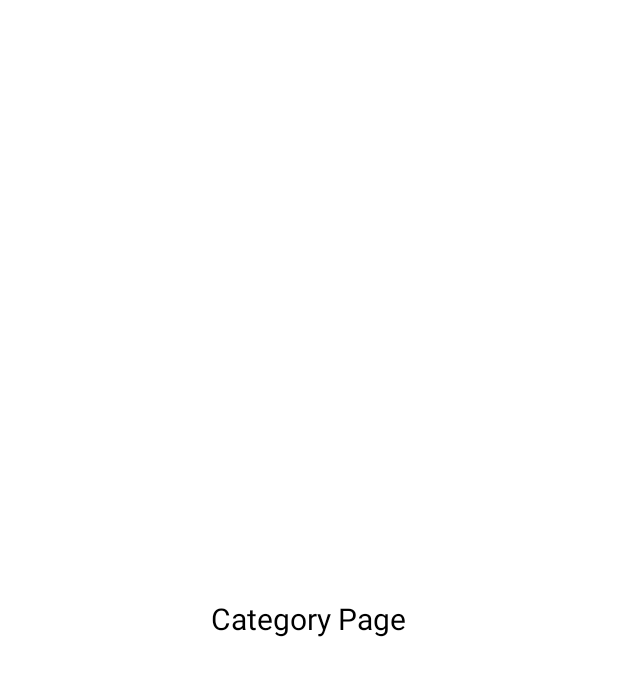
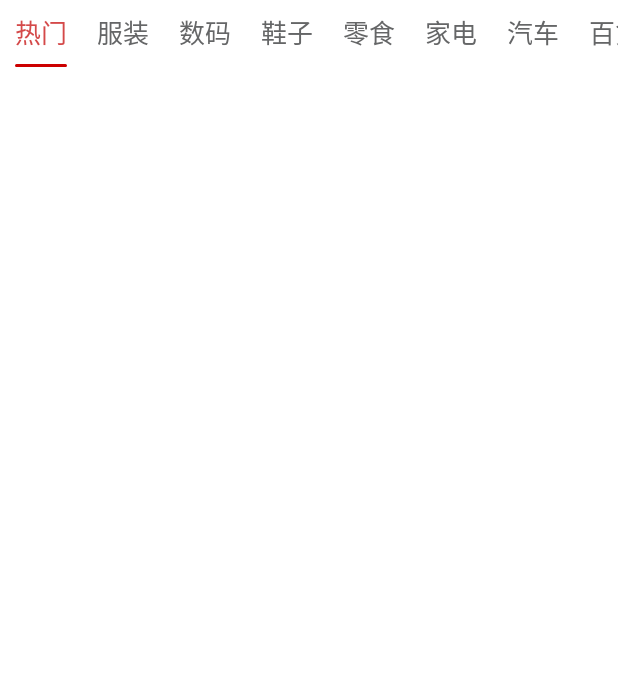
Before and after one commit to simonyang81/practice-andr, an Android app: the fragment CategoryFragment shown on its own in the app's theme, on a phone screen of 412 x 824 dp. Shown: the top 676 px of the screen. Run offline under Robolectric (Android 15) with nearby library versions, the phone set to English and light mode, and no system bars.

Commit message:
添加顶部导航组件 和 使用demo

```diff
--- a/app/src/main/java/smn/practice/practice/andr/ui/category/CategoryFragment.java
+++ b/app/src/main/java/smn/practice/practice/andr/ui/category/CategoryFragment.java
@@ -4,11 +4,21 @@ import android.os.Bundle;
 import android.view.LayoutInflater;
 import android.view.View;
 import android.view.ViewGroup;
+import android.widget.Toast;
 
+import java.util.*;
+
+import smn.practice.practice.andr.R;
 import smn.practice.practice.andr.databinding.FragmentCategoryBinding;
 import smn.practice.practice.common.ui.component.BaseFragment;
+import smn.practice.practice.smnui.tab.top.TabTopInfo;
+import smn.practice.practice.smnui.tab.top.TabTopLayout;
 
 public class CategoryFragment extends BaseFragment {
+
+    String[] tabs = new String[] {
+            "热门", "服装", "数码", "鞋子", "零食", "家电", "汽车", "百货", "家居", "装修", "运动"
+    };
 
     private FragmentCategoryBinding binding;
 
@@ -17,7 +27,28 @@ public class CategoryFragment extends BaseFragment {
                              Bundle savedInstanceState) {
         binding = FragmentCategoryBinding.inflate(inflater, container, false);
 
+        initTabTop();
+
         return binding.getRoot();
     }
 
+    private void initTabTop() {
+        TabTopLayout tabTopLayout = binding.tabTopLayout;
+        List<TabTopInfo<?>> infoList = new ArrayList<>();
+        int defaultColor = getResources().getColor(R.color.tab_default_color);
+        int tintColor = getResources().getColor(R.color.tab_selected_color);
+
+        for (String s: tabs) {
+            TabTopInfo<Integer> info = new TabTopInfo<>(s, defaultColor, tintColor);
+            infoList.add(info);
+        }
+
+        tabTopLayout.inflateInfo(infoList);
+        tabTopLayout.addTabSelectedChangeListener((index, preInfo, nextInfo)
+                -> Toast.makeText(CategoryFragment.this.getContext(), nextInfo.name, Toast.LENGTH_SHORT).show());
+
+        tabTopLayout.defaultSelected(infoList.get(0));
+
+    }
+
 }
--- a/app/src/main/res/layout/fragment_category.xml
+++ b/app/src/main/res/layout/fragment_category.xml
@@ -1,20 +1,22 @@
 <?xml version="1.0" encoding="utf-8"?>
-<androidx.constraintlayout.widget.ConstraintLayout
+<LinearLayout
     xmlns:android="http://schemas.android.com/apk/res/android"
-    xmlns:app="http://schemas.android.com/apk/res-auto"
     android:layout_width="match_parent"
-    android:layout_height="match_parent">
+    android:layout_height="match_parent"
+    android:orientation="vertical">
 
-    <TextView
-        android:layout_width="wrap_content"
-        android:layout_height="wrap_content"
-        android:text="Category Page"
-        android:textColor="@android:color/black"
-        android:textSize="20sp"
-        app:layout_constraintLeft_toLeftOf="parent"
-        app:layout_constraintRight_toRightOf="parent"
-        app:layout_constraintBottom_toBottomOf="parent"
-        app:layout_constraintTop_toTopOf="parent"
+
+    <smn.practice.practice.smnui.tab.top.TabTopLayout
+        android:id="@+id/tab_top_layout"
+        android:layout_width="match_parent"
+        android:layout_height="wrap_content" />
+
+    <View
+        android:layout_width="match_parent"
+        android:layout_height="0dp"
+        android:layout_weight="1"
         />
 
-</androidx.constraintlayout.widget.ConstraintLayout>
+
+
+</LinearLayout>
--- a/app/src/main/res/values/colors.xml
+++ b/app/src/main/res/values/colors.xml
@@ -11,4 +11,7 @@
     <!-- Tab Bottom Colors -->
     <color name="tab_default_color">#ff656667</color>
     <color name="tab_selected_color">#ffd44949</color>
+
+
+
 </resources>
--- a/smnui/src/main/java/smn/practice/practice/smnui/tab/bottom/TabBottomLayout.java
+++ b/smnui/src/main/java/smn/practice/practice/smnui/tab/bottom/TabBottomLayout.java
@@ -94,9 +94,9 @@ public class TabBottomLayout extends FrameLayout implements ITabLayout<TabBottom
         }
 
         selectedInfo = null;
+        addBackground();
         tabSelectedChangeListeners.removeIf(tabBottomInfoOnTabSelectedListener -> tabBottomInfoOnTabSelectedListener instanceof TabBottom);
 
-        addBackground();
         FrameLayout frameLayout = new FrameLayout(getContext());
         frameLayout.setTag(TAG_TAB_BOTTOM);
         int width = DisplayUtil.getDisplayWidthInPx(getContext()) / infoList.size();
--- /dev/null
+++ b/smnui/src/main/java/smn/practice/practice/smnui/tab/top/TabTop.java
@@ -0,0 +1,132 @@
+package smn.practice.practice.smnui.tab.top;
+
+import android.content.Context;
+import android.graphics.Color;
+import android.text.TextUtils;
+import android.util.AttributeSet;
+import android.view.LayoutInflater;
+import android.view.View;
+import android.view.ViewGroup;
+import android.widget.ImageView;
+import android.widget.RelativeLayout;
+import android.widget.TextView;
+
+import androidx.annotation.NonNull;
+
+import smn.practice.practice.smnui.R;
+import smn.practice.practice.smnui.tab.common.ITab;
+
+/**
+ * 底部tab组件
+ *
+ */
+public class TabTop extends RelativeLayout implements ITab<TabTopInfo<?>> {
+
+    private TabTopInfo<?> tabInfo;
+    private ImageView tabImageView;
+    private TextView tabNameView;
+    private View indicator;
+
+    public TabTop(Context context) {
+        this(context, null);
+    }
+
+    public TabTop(Context context, AttributeSet attrs) {
+        this(context, attrs, 0);
+    }
+
+    public TabTop(Context context, AttributeSet attrs, int defStyleAttr) {
+        super(context, attrs, defStyleAttr);
+        init();
+    }
+
+    private void init() {
+        LayoutInflater.from(getContext()).inflate(R.layout.tab_top, this);
+        tabImageView = findViewById(R.id.iv_image);
+        tabNameView = findViewById(R.id.tv_name);
+        indicator = findViewById(R.id.tab_top_indicator);
+    }
+
+    @Override
+    public void setTabInfo(@NonNull TabTopInfo<?> data) {
+        this.tabInfo = data;
+        inflateInfo(false, true);
+    }
+
+    private void inflateInfo(boolean selected, boolean init) {
+        if (tabInfo.tabType == TabTopInfo.TabType.TEXT) {
+            if (init) {
+                tabImageView.setVisibility(GONE);
+                tabNameView.setVisibility(VISIBLE);
+                if (!TextUtils.isEmpty(tabInfo.name)) {
+                    tabNameView.setText(tabInfo.name);
+                }
+            }
+
+            if (selected) {
+                indicator.setVisibility(VISIBLE);
+                tabNameView.setTextColor(getTextColor(tabInfo.tintColor));
+            } else {
+                indicator.setVisibility(GONE);
+                tabNameView.setTextColor(getTextColor(tabInfo.defaultColor));
+            }
+
+        } else if (tabInfo.tabType == TabTopInfo.TabType.BITMAP) {
+            if (init) {
+                tabImageView.setVisibility(VISIBLE);
+                tabNameView.setVisibility(GONE);
+            }
+            if (selected) {
+                tabImageView.setImageBitmap(tabInfo.selectedBitmap);
+            } else {
+                tabImageView.setImageBitmap(tabInfo.defaultBitmap);
+            }
+        }
+    }
+
+    /**
+     * 改变某个item的高度
+     *
+     */
+    @Override
+    public void resetHeight(int height) {
+        ViewGroup.LayoutParams layoutParams = getLayoutParams();
+        layoutParams.height = height;
+        setLayoutParams(layoutParams);
+        getTabNameView().setVisibility(GONE);
+    }
+
+    @Override
+    public void onTabSelectedChange(int index, @NonNull TabTopInfo<?> preInfo, @NonNull TabTopInfo<?> nextInfo) {
+        if (preInfo != tabInfo && nextInfo != tabInfo || preInfo == nextInfo) {
+            return;
+        }
+
+        inflateInfo(preInfo != tabInfo, false);
+    }
+
+    private int getTextColor(Object color) {
+        if (color instanceof String) {
+            return Color.parseColor((String) color);
+        } else {
+            return (int) color;
+        }
+    }
+
+    public TabTopInfo<?> getTabInfo() {
+        return tabInfo;
+    }
+
+    public ImageView getTabImageView() {
+        return tabImageView;
+    }
+
+    public View getIndicator() {
+        return indicator;
+    }
+
+    public TextView getTabNameView() {
+        return tabNameView;
+    }
+
+}
--- /dev/null
+++ b/smnui/src/main/java/smn/practice/practice/smnui/tab/top/TabTopInfo.java
@@ -0,0 +1,35 @@
+package smn.practice.practice.smnui.tab.top;
+
+import android.graphics.Bitmap;
+
+import androidx.fragment.app.Fragment;
+
+public class TabTopInfo<Color> {
+
+    public enum TabType {
+        BITMAP, TEXT
+    }
+
+    public Class<? extends Fragment> fragment;
+    public String name;
+    public Bitmap defaultBitmap;
+    public Bitmap selectedBitmap;
+    public Color defaultColor;
+    public Color tintColor;
+    public TabType tabType;
+
+    public TabTopInfo(String name, Bitmap defaultBitmap, Bitmap selectedBitmap) {
+        this.name = name;
+        this.defaultBitmap = defaultBitmap;
+        this.selectedBitmap = selectedBitmap;
+    }
+
+    public TabTopInfo(String name, Color defaultColor, Color tintColor) {
+        this.name = name;
+        this.defaultColor = defaultColor;
+        this.tintColor = tintColor;
+        this.tabType = TabType.TEXT;
+    }
+
+
+}
--- /dev/null
+++ b/smnui/src/main/java/smn/practice/practice/smnui/tab/top/TabTopLayout.java
@@ -0,0 +1,208 @@
+package smn.practice.practice.smnui.tab.top;
+
+import android.content.Context;
+import android.graphics.Rect;
+import android.util.AttributeSet;
+import android.view.View;
+import android.view.ViewGroup;
+import android.widget.HorizontalScrollView;
+import android.widget.LinearLayout;
+
+import androidx.annotation.NonNull;
+
+import java.util.ArrayList;
+import java.util.List;
+
+import smn.practice.practice.smn.library.utils.DisplayUtil;
+import smn.practice.practice.smnui.tab.common.ITabLayout;
+
+public class TabTopLayout extends HorizontalScrollView implements ITabLayout<TabTop, TabTopInfo<?>> {
+
+    private final List<OnTabSelectedListener<TabTopInfo<?>>> tabSelectedChangeListeners = new ArrayList<>();
+    private TabTopInfo<?> selectedInfo;
+    private List<TabTopInfo<?>> infoList;
+
+    public TabTopLayout(Context context) {
+        this(context, null);
+    }
+
+    public TabTopLayout(Context context, AttributeSet attrs) {
+        this(context, attrs, 0);
+    }
+
+    public TabTopLayout(Context context, AttributeSet attrs, int defStyleAttr) {
+        super(context, attrs, defStyleAttr);
+        setHorizontalScrollBarEnabled(false);
+    }
+
+    @Override
+    public TabTop findTab(@NonNull TabTopInfo<?> info) {
+        ViewGroup ll = getRootLayout(false);
+
+        for (int i = 0; i < ll.getChildCount(); i++) {
+            View child = ll.getChildAt(i);
+
+            if (child instanceof TabTop) {
+                TabTop tab = (TabTop) child;
+                if (tab.getTabInfo() == info) {
+                    return tab;
+                }
+            }
+
+        }
+
+
+        return null;
+    }
+
+    @Override
+    public void addTabSelectedChangeListener(OnTabSelectedListener<TabTopInfo<?>> listener) {
+        tabSelectedChangeListeners.add(listener);
+    }
+
+    @Override
+    public void defaultSelected(TabTopInfo<?> defaultInfo) {
+        onSelected(defaultInfo);
+    }
+
+    @Override
+    public void inflateInfo(List<TabTopInfo<?>> infoList) {
+
+        if (infoList.isEmpty()) {
+            return;
+        }
+
+        this.infoList = infoList;
+
+        LinearLayout linearLayout = getRootLayout(true);
+
+        selectedInfo = null;
+        tabSelectedChangeListeners.removeIf(tabTopInfoOnTabSelectedListener -> tabTopInfoOnTabSelectedListener instanceof TabTop);
+
+        for (int i = 0; i < infoList.size(); i++) {
+
+            TabTopInfo<?> info = infoList.get(i);
+            TabTop tab = new TabTop(getContext());
+            tabSelectedChangeListeners.add(tab);
+            tab.setTabInfo(info);
+
+            linearLayout.addView(tab);
+            tab.setOnClickListener(v -> onSelected(info));
+
+        }
+
+    }
+
+    private LinearLayout getRootLayout(boolean clear) {
+
+        LinearLayout rootView = (LinearLayout) getChildAt(0);
+        if (rootView == null) {
+            rootView = new LinearLayout(getContext());
+            rootView.setOrientation(LinearLayout.HORIZONTAL);
+            ViewGroup.LayoutParams params = new ViewGroup.LayoutParams(ViewGroup.LayoutParams.MATCH_PARENT, ViewGroup.LayoutParams.WRAP_CONTENT);
+            addView(rootView, params);
+        } else if (clear) {
+            rootView.removeAllViews();
+        }
+
+        return rootView;
+
+    }
+
+    private void onSelected(@NonNull TabTopInfo<?> nextInfo) {
+
+        tabSelectedChangeListeners.forEach(listener -> {
+            listener.onTabSelectedChange(infoList.indexOf(nextInfo), selectedInfo, nextInfo);
+        });
+
+        this.selectedInfo = nextInfo;
+        this.autoScroll(nextInfo);
+
+    }
+
+    int tabWith;
+
+    /**
+     * 自动滚动，实现点击的位置能够自动滚动以展示前后2个
+     *
+     * @param nextInfo 点击tab的info
+     */
+    private void autoScroll(TabTopInfo<?> nextInfo) {
+        TabTop tabTop = findTab(nextInfo);
+        if (tabTop == null) return;
+        int index = infoList.indexOf(nextInfo);
+        int[] loc = new int[2];
+        //获取点击的控件在屏幕的位置
+        tabTop.getLocationInWindow(loc);
+        int scrollWidth;
+        if (tabWith == 0) {
+            tabWith = tabTop.getWidth();
+        }
+        // 判断点击了屏幕左侧还是右侧
+        if ((loc[0] + tabWith / 2) > DisplayUtil.getDisplayWidthInPx(getContext()) / 2) {
+            scrollWidth = rangeScrollWidth(index, 2);
+        } else {
+            scrollWidth = rangeScrollWidth(index, -2);
+        }
+        scrollTo(getScrollX() + scrollWidth, 0);
+    }
+
+    /**
+     * 获取可滚动的范围
+     *
+     * @param index 从第几个开始
+     * @param range 向前向后的范围
+     * @return 可滚动的范围
+     */
+    private int rangeScrollWidth(int index, int range) {
+        int scrollWidth = 0;
+        for (int i = 0; i <= Math.abs(range); i++) {
+            int next;
+            if (range < 0) {
+                next = range + i + index;
+            } else {
+                next = range - i + index;
+            }
+            if (next >= 0 && next < infoList.size()) {
+                if (range < 0) {
+                    scrollWidth -= scrollWidth(next, false);
+                } else {
+                    scrollWidth += scrollWidth(next, true);
+                }
+            }
+        }
+        return scrollWidth;
+
+    }
+
+    /**
+     * 指定位置的控件可滚动的距离
+     *
+     * @param index   指定位置的控件
+     * @param toRight 是否是点击了屏幕右侧
+     * @return 可滚动的距离
+     */
+    private int scrollWidth(int index, boolean toRight) {
+        TabTop target = findTab(infoList.get(index));
+        if (target == null) return 0;
+        Rect rect = new Rect();
+        target.getLocalVisibleRect(rect);
+        if (toRight) {  // 点击屏幕右侧
+            if (rect.right > tabWith) { // right坐标大于控件的宽度时，说明完全没有显示
+                return tabWith;
+            } else {    // 显示部分，减去已显示的宽度
+                return tabWith - rect.right;
+            }
+        } else {
+            if (rect.left <= -tabWith) {    // left坐标小于等于-控件的宽度，说明完全没有显示
+                return tabWith;
+            } else if (rect.left > 0) { // 显示部分
+                return rect.left;
+            }
+            return 0;
+        }
+    }
+
+
+
+}
--- /dev/null
+++ b/smnui/src/main/res/drawable/shape_tab_top_indicator.xml
@@ -0,0 +1,9 @@
+<shape xmlns:android="http://schemas.android.com/apk/res/android"
+    android:shape="rectangle">
+
+    <!-- 填充的颜色 -->
+    <solid android:color="@color/tab_top_selected_color" />
+
+    <!-- android:radius 圆角的半径 -->
+    <corners android:radius="1dp" />
+</shape>
--- /dev/null
+++ b/smnui/src/main/res/layout/tab_top.xml
@@ -0,0 +1,36 @@
+<?xml version="1.0" encoding="utf-8"?>
+<LinearLayout xmlns:android="http://schemas.android.com/apk/res/android"
+    android:id="@+id/rl_root"
+    android:layout_width="match_parent"
+    android:layout_height="wrap_content"
+    android:orientation="vertical"
+    android:paddingTop="8dp"
+    android:paddingLeft="10dp"
+    android:paddingRight="10dp">
+
+
+    <ImageView
+        android:id="@+id/iv_image"
+        android:layout_width="wrap_content"
+        android:layout_height="wrap_content"
+        android:layout_marginBottom="4dp"
+        android:scaleType="centerInside"
+        android:visibility="gone" />
+
+
+    <TextView
+        android:id="@+id/tv_name"
+        android:layout_width="wrap_content"
+        android:layout_height="wrap_content"
+        android:layout_marginBottom="8dp"
+        android:textColor="@android:color/black"
+        android:textSize="17dp"
+        android:visibility="gone" />
+
+    <View
+        android:id="@+id/tab_top_indicator"
+        android:layout_width="match_parent"
+        android:layout_height="2dp"
+        android:background="@drawable/shape_tab_top_indicator" />
+
+</LinearLayout>
--- /dev/null
+++ b/smnui/src/main/res/values/color.xml
@@ -0,0 +1,6 @@
+<?xml version="1.0" encoding="utf-8"?>
+<resources>
+
+    <color name="tab_top_selected_color">@android:color/holo_red_dark</color>
+
+</resources>
```
Also changed, not shown: 2 other files.
